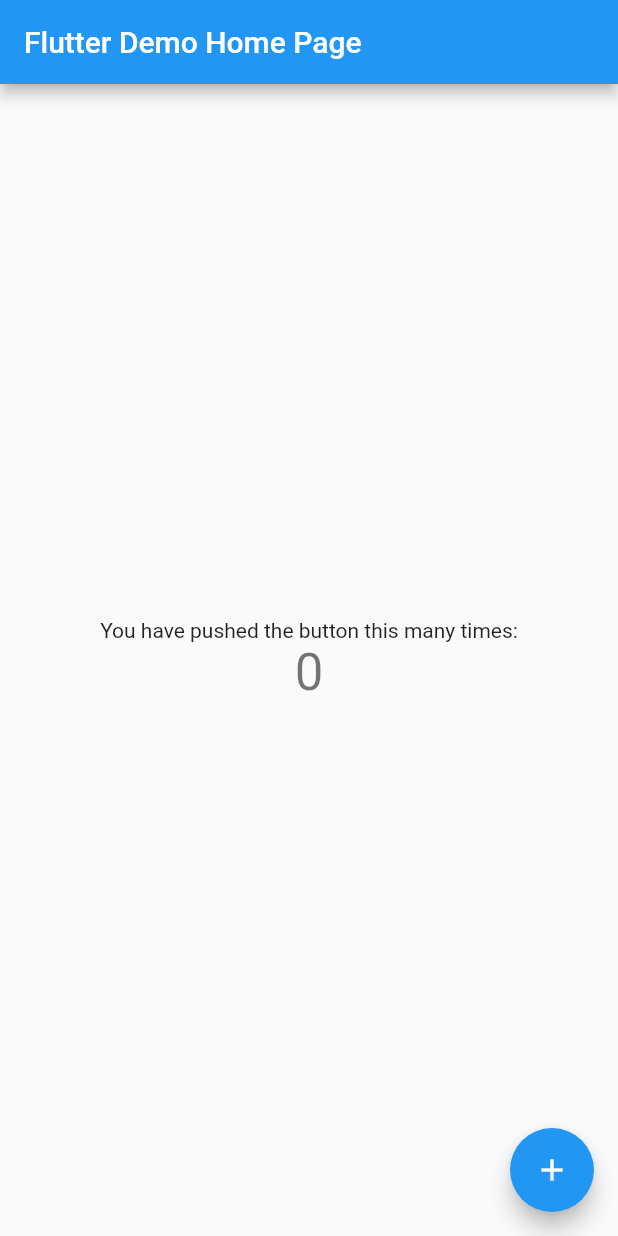
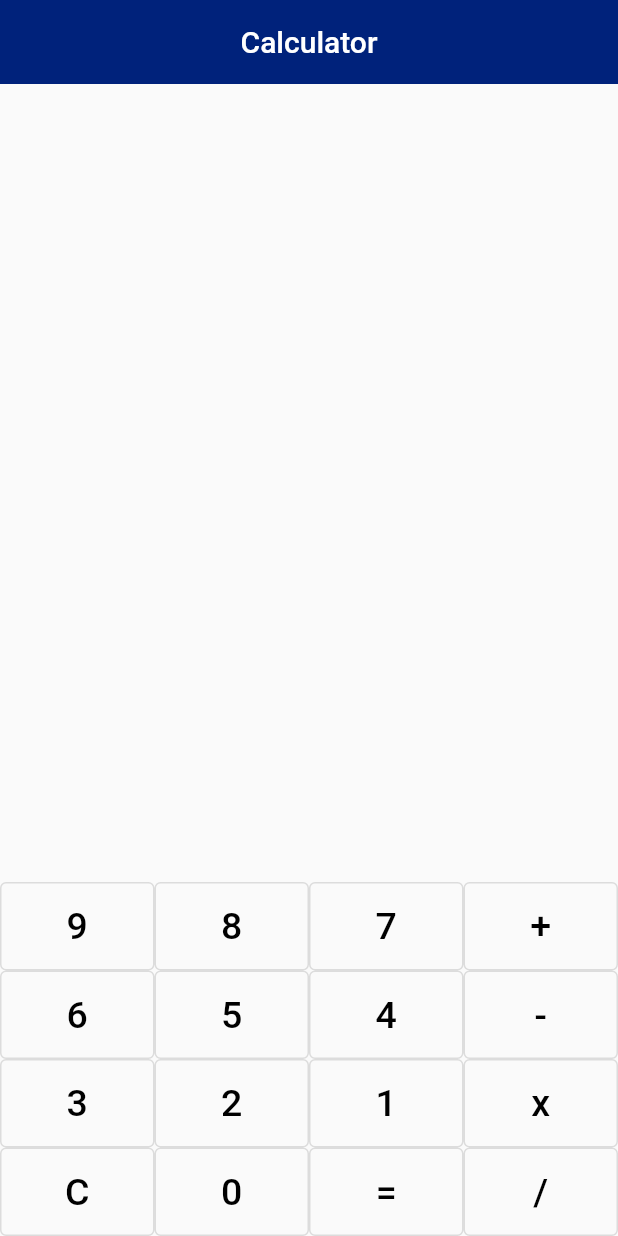
Before and after one commit to sabala1/test, a Flutter app: the screen it shows after launch, on a phone screen of 412 x 824 dp. Run offline on Flutter 3.47's test engine with Material 2 defaults, Android fonts, the phone set to English and light mode, and no system bars.

Commit message:
Calculator

```diff
--- /dev/null
+++ b/todo_list/lib/constants/colors.dart
@@ -0,0 +1,12 @@
+import 'package:flutter/material.dart';
+
+const Color cPink = Color(0xffe57373);
+const Color cBlue = Color(0xff00227b);
+const Color cRed = Color(0xffFF0000);
+const Color cGrey = Color(0xff6d6d6d);
+const Color cBlack = Color(0xff000000);
+const Color cWhite = Color(0xffffffff);
+
+
+
+const Color bgGrey = Color(0xffeeeff5);
--- a/todo_list/lib/main.dart
+++ b/todo_list/lib/main.dart
@@ -1,4 +1,6 @@
 import 'package:flutter/material.dart';
+import 'package:flutter/services.dart';
+import 'package:todo_list/pages/home.dart';
 
 void main() {
   runApp(const MyApp());
@@ -10,106 +12,13 @@ class MyApp extends StatelessWidget {
   // This widget is the root of your application.
   @override
   Widget build(BuildContext context) {
+    SystemChrome.setSystemUIOverlayStyle(
+      SystemUiOverlayStyle(statusBarColor: Colors.transparent),
+    );
     return MaterialApp(
-      title: 'Flutter Demo',
-      theme: ThemeData(
-        // This is the theme of your application.
-        //
-        // Try running your application with "flutter run". You'll see the
-        // application has a blue toolbar. Then, without quitting the app, try
-        // changing the primarySwatch below to Colors.green and then invoke
-        // "hot reload" (press "r" in the console where you ran "flutter run",
-        // or simply save your changes to "hot reload" in a Flutter IDE).
-        // Notice that the counter didn't reset back to zero; the application
-        // is not restarted.
-        primarySwatch: Colors.blue,
-      ),
-      home: const MyHomePage(title: 'Flutter Demo Home Page'),
+      title: 'test',
+      home: Home(),
     );
   }
+
 }
-
-class MyHomePage extends StatefulWidget {
-  const MyHomePage({super.key, required this.title});
-
-  // This widget is the home page of your application. It is stateful, meaning
-  // that it has a State object (defined below) that contains fields that affect
-  // how it looks.
-
-  // This class is the configuration for the state. It holds the values (in this
-  // case the title) provided by the parent (in this case the App widget) and
-  // used by the build method of the State. Fields in a Widget subclass are
-  // always marked "final".
-
-  final String title;
-
-  @override
-  State<MyHomePage> createState() => _MyHomePageState();
-}
-
-class _MyHomePageState extends State<MyHomePage> {
-  int _counter = 0;
-
-  void _incrementCounter() {
-    setState(() {
-      // This call to setState tells the Flutter framework that something has
-      // changed in this State, which causes it to rerun the build method below
-      // so that the display can reflect the updated values. If we changed
-      // _counter without calling setState(), then the build method would not be
-      // called again, and so nothing would appear to happen.
-      _counter++;
-    });
-  }
-
-  @override
-  Widget build(BuildContext context) {
-    // This method is rerun every time setState is called, for instance as done
-    // by the _incrementCounter method above.
-    //
-    // The Flutter framework has been optimized to make rerunning build methods
-    // fast, so that you can just rebuild anything that needs updating rather
-    // than having to individually change instances of widgets.
-    return Scaffold(
-      appBar: AppBar(
-        // Here we take the value from the MyHomePage object that was created by
-        // the App.build method, and use it to set our appbar title.
-        title: Text(widget.title),
-      ),
-      body: Center(
-        // Center is a layout widget. It takes a single child and positions it
-        // in the middle of the parent.
-        child: Column(
-          // Column is also a layout widget. It takes a list of children and
-          // arranges them vertically. By default, it sizes itself to fit its
-          // children horizontally, and tries to be as tall as its parent.
-          //
-          // Invoke "debug painting" (press "p" in the console, choose the
-          // "Toggle Debug Paint" action from the Flutter Inspector in Android
-          // Studio, or the "Toggle Debug Paint" command in Visual Studio Code)
-          // to see the wireframe for each widget.
-          //
-          // Column has various properties to control how it sizes itself and
-          // how it positions its children. Here we use mainAxisAlignment to
-          // center the children vertically; the main axis here is the vertical
-          // axis because Columns are vertical (the cross axis would be
-          // horizontal).
-          mainAxisAlignment: MainAxisAlignment.center,
-          children: <Widget>[
-            const Text(
-              'You have pushed the button this many times:',
-            ),
-            Text(
-              '$_counter',
-              style: Theme.of(context).textTheme.headline4,
-            ),
-          ],
-        ),
-      ),
-      floatingActionButton: FloatingActionButton(
-        onPressed: _incrementCounter,
-        tooltip: 'Increment',
-        child: const Icon(Icons.add),
-      ), // This trailing comma makes auto-formatting nicer for build methods.
-    );
-  }
-}
--- /dev/null
+++ b/todo_list/lib/pages/home.dart
@@ -0,0 +1,141 @@
+import 'package:flutter/material.dart';
+
+import '../constants/colors.dart';
+
+class Home extends StatefulWidget {
+  const Home({super.key});
+
+  @override
+  State<Home> createState() => _HomeState();
+}
+
+class _HomeState extends State<Home> {
+
+  late int first, second;
+  late String opp;
+  late String result, text = '';
+
+  void btnClicked(String btnText) {
+    if(btnText == 'C'){
+      result = '';
+      text = '';
+      first = 0;
+      second = 0;
+    }else if (btnText == '+' || btnText == '-' || btnText == 'x' || btnText == '/'){
+      first = int.parse(text);
+      result = '';
+      opp = btnText;
+    }else if (btnText == '=') {
+      second = int.parse(text);
+      if(opp == '+') {
+        result = (first + second).toString();
+      }else if (opp == '-') {
+        result = (first - second).toString();
+      }else if (opp == 'x') {
+        result = (first * second).toString();
+      }else if (opp == '/') {
+        result = (first / second).toString();
+      }
+    }else {
+      result = int.parse(text + btnText).toString();
+    }
+    setState(() {
+      text = result;
+    });
+  }
+
+  @override
+  Widget build(BuildContext context) {
+    return Scaffold(
+      appBar: _buildAppBar(),
+      body: Container(
+        child: Column(
+          children: [
+            Expanded(
+              child: Container(
+                padding: EdgeInsets.all(10),
+                alignment: Alignment.bottomRight,
+                child: Text(
+                  text,
+                  style: TextStyle(
+                    fontSize: 50,
+                    fontWeight: FontWeight.w600,
+                    color: cRed,
+                  ),
+                ),
+              ),
+            ),
+            Row(
+              children: [
+                _buildOutlinedButton('9'),
+                _buildOutlinedButton('8'),
+                _buildOutlinedButton('7'),
+                _buildOutlinedButton('+'),
+              ],
+            ),
+            Row(
+              children: [
+                _buildOutlinedButton('6'),
+                _buildOutlinedButton('5'),
+                _buildOutlinedButton('4'),
+                _buildOutlinedButton('-'),
+              ],
+            ),
+            Row(
+              children: [
+                _buildOutlinedButton('3'),
+                _buildOutlinedButton('2'),
+                _buildOutlinedButton('1'),
+                _buildOutlinedButton('x'),
+              ],
+            ),
+            Row(
+              children: [
+                _buildOutlinedButton('C'),
+                _buildOutlinedButton('0'),
+                _buildOutlinedButton('='),
+                _buildOutlinedButton('/'),
+              ],
+            ),
+          ],
+        ),
+      ),
+    );
+  }
+
+  Expanded _buildOutlinedButton(String value) {
+    return Expanded(
+      child: OutlinedButton(
+        onPressed: () => btnClicked(value),
+        child: Padding(
+          padding: const EdgeInsets.all(15),
+          child: Text(
+            value,
+            style: TextStyle(
+              fontSize: 25,
+              color: cBlack,
+            ),
+          ),
+        ),
+      ),
+    );
+  }
+
+  AppBar _buildAppBar() {
+    return AppBar(
+      elevation: 0,
+      backgroundColor: cBlue,
+      title: Row(
+        mainAxisAlignment: MainAxisAlignment.center,
+        children: [
+          Text(
+            'Calculator',
+            style: TextStyle(
+              color: cWhite,
+            ),
+          ),
+        ],
+      ),
+    );
+  }
+}
```
